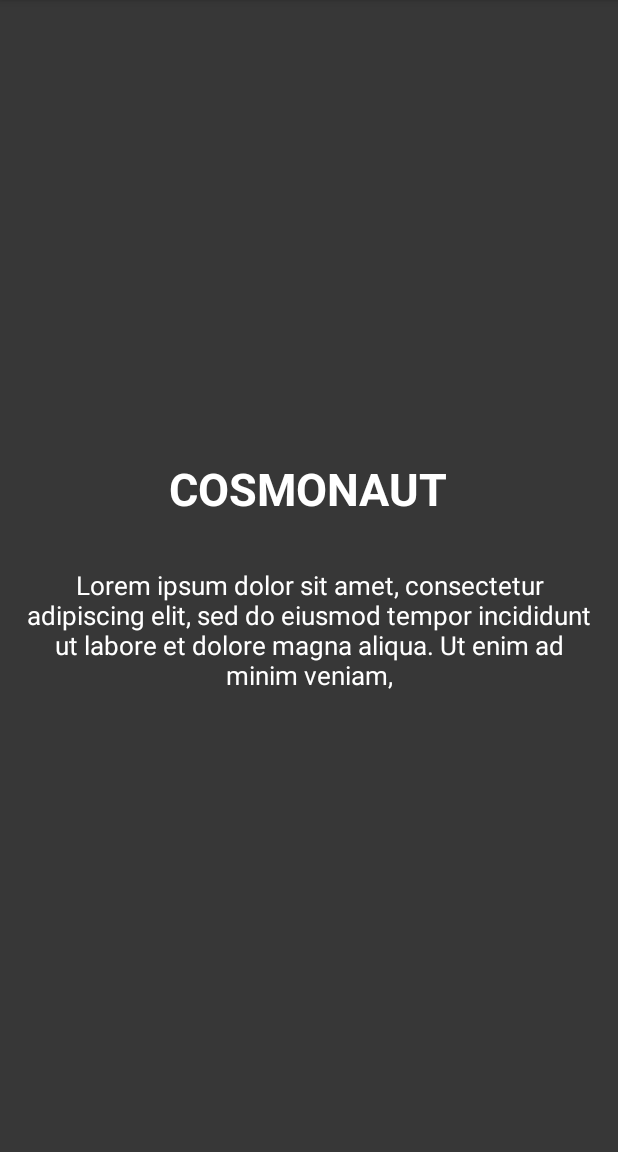
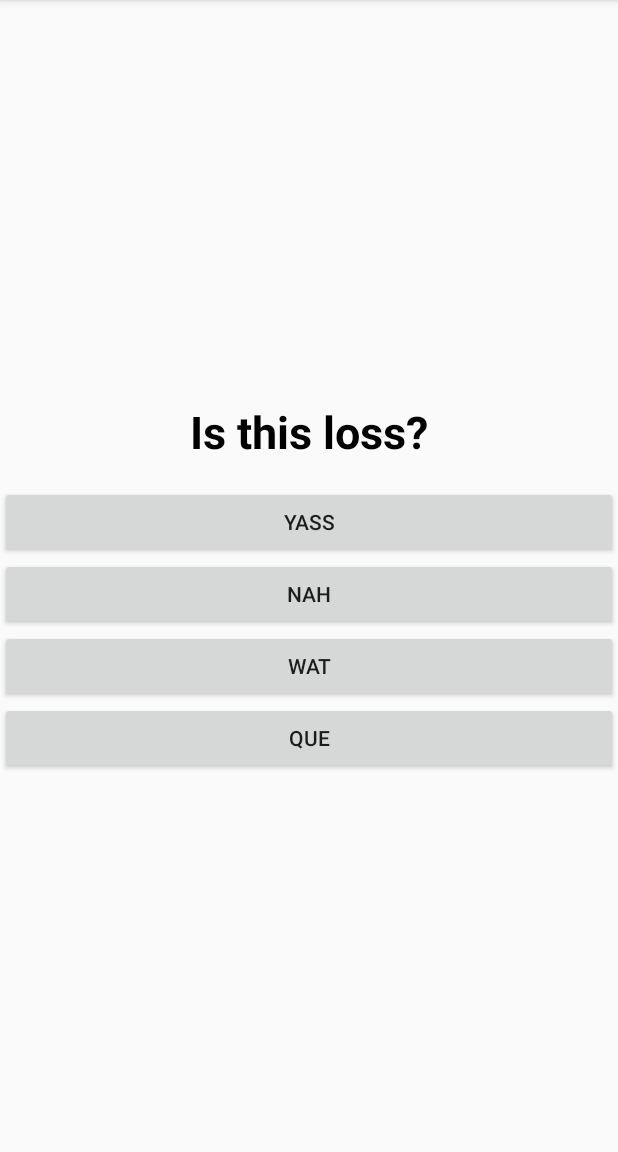
Before and after one commit to urbrob/hackathon2019, an Android app: the QuizActivity screen opened directly, with no data from a screen before it, on a phone screen of 412 x 824 dp, the part 84-1236 px from its top. Run offline under Robolectric (Android 15) with nearby library versions, the phone set to English and light mode, and no system bars.

Commit message:
modified slider

```diff
--- a/student-book/StudentBookAndroid/app/src/main/java/com/niewycompany/klejton/studentbook/Answer.java
+++ b/student-book/StudentBookAndroid/app/src/main/java/com/niewycompany/klejton/studentbook/Answer.java
@@ -2,7 +2,16 @@ package com.niewycompany.klejton.studentbook;
 
 public class Answer
 {
-    String Id;
+    String id;
+    String questionId;
     String answer;
     Boolean correct;
+
+    public Answer(String id, String questionId, String answer, Boolean correct)
+    {
+        this.id = id;
+        this.questionId = questionId;
+        this.answer = answer;
+        this.correct = correct;
+    }
 }
--- a/student-book/StudentBookAndroid/app/src/main/java/com/niewycompany/klejton/studentbook/Pager.java
+++ /dev/null
@@ -1,70 +0,0 @@
-package com.niewycompany.klejton.studentbook;
-
-import android.content.Context;
-import android.support.v4.view.PagerAdapter;
-import android.view.View;
-import android.view.ViewGroup;
-
-import java.util.List;
-
-class Pager extends PagerAdapter
-{
-    List<View> views;
-    Context context;
-
-    public Pager(List<View> views, Context context)
-    {
-        this.views = views;
-        this.context = context;
-    }
-
-    public View getView(int position)
-    {
-        return views.get(position);
-    }
-
-    @Override
-    public int getCount()
-    {
-        return views.size();
-    }
-
-    @Override
-    public boolean isViewFromObject(View view, Object object)
-    {
-        return view == object;
-    }
-
-    @Override
-    public void destroyItem(ViewGroup container, int position, Object object)
-    {
-        container.removeView(views.get(position));
-    }
-
-    @Override
-    public Object instantiateItem(ViewGroup container, int position)
-    {
-        View view = views.get(position);
-        container.addView(view);
-        return view;
-    }
-
-    @Override
-    public int getItemPosition(Object object)
-    {
-        for (int index = 0; index < getCount(); index++)
-        {
-            if ((View) object == views.get(index))
-            {
-                return index;
-            }
-        }
-        return POSITION_NONE;
-    }
-
-    @Override
-    public CharSequence getPageTitle(int position)
-    {
-        return "View " + (position + 1);
-    }
-}
--- a/student-book/StudentBookAndroid/app/src/main/java/com/niewycompany/klejton/studentbook/Question.java
+++ b/student-book/StudentBookAndroid/app/src/main/java/com/niewycompany/klejton/studentbook/Question.java
@@ -6,5 +6,12 @@ public class Question
 {
     String Id;
     String question;
-    List<Answer> answers;
+    Answer[] answers;
+
+    public Question(String id, String question, Answer[] answers)
+    {
+        Id = id;
+        this.question = question;
+        this.answers = answers;
+    }
 }
--- a/student-book/StudentBookAndroid/app/src/main/java/com/niewycompany/klejton/studentbook/SlideAdapter.java
+++ b/student-book/StudentBookAndroid/app/src/main/java/com/niewycompany/klejton/studentbook/SlideAdapter.java
@@ -6,36 +6,36 @@ import android.support.v4.view.PagerAdapter;
 import android.view.LayoutInflater;
 import android.view.View;
 import android.view.ViewGroup;
+import android.widget.Button;
 import android.widget.ImageView;
 import android.widget.LinearLayout;
 import android.widget.TextView;
+
+import java.util.HashMap;
+import java.util.List;
+import java.util.Map;
 
 public class SlideAdapter extends PagerAdapter {
     Context context;
     LayoutInflater inflater;
 
-    // list of titles
-    public String[] lst_title = {
-            "COSMONAUT",
-            "SATELITE",
-            "GALAXY",
-            "ROCKET"
-    }   ;
-    // list of descriptions
-    public String[] lst_description = {
-            "Lorem ipsum dolor sit amet, consectetur adipiscing elit, sed do eiusmod tempor incididunt ut labore et dolore magna aliqua. Ut enim ad minim veniam,",
-            "Lorem ipsum dolor sit amet, consectetur adipiscing elit, sed do eiusmod tempor incididunt ut labore et dolore magna aliqua. Ut enim ad minim veniam,",
-            "Lorem ipsum dolor sit amet, consectetur adipiscing elit, sed do eiusmod tempor incididunt ut labore et dolore magna aliqua. Ut enim ad minim veniam,",
-            "Lorem ipsum dolor sit amet, consectetur adipiscing elit, sed do eiusmod tempor incididunt ut labore et dolore magna aliqua. Ut enim ad minim veniam,"
+    Answer a1 = new Answer("1234", "42069","yass", true);
+    Answer a2 = new Answer("1235", "42069","nah", false);
+    Answer a3 = new Answer("1236", "42069","wat", false);
+    Answer a4 = new Answer("1237", "42069","que", false);
+    Answer[] answers1 = new Answer[]{a1,a2,a3,a4};
+
+    Answer a5 = new Answer("1238", "69420","yass", false);
+    Answer a6 = new Answer("1239", "69420","nah", true);
+    Answer a7 = new Answer("1240", "69420","wat", false);
+    Answer a8 = new Answer("1241", "69420","que", false);
+    Answer[] answers2 = new Answer[]{a5,a6,a7,a8};
+
+    // list of questions
+    public Question[] questionList = {
+            new Question("42069","Is this loss?", answers1),
+            new Question("69420", "Is this win?", answers2)
     };
-    // list of background colors
-    public int[]  lst_backgroundcolor = {
-            Color.rgb(55,55,55),
-            Color.rgb(239,85,85),
-            Color.rgb(110,49,89),
-            Color.rgb(1,188,212)
-    };
-
 
     public SlideAdapter(Context context) {
         this.context = context;
@@ -43,7 +43,7 @@ public class SlideAdapter extends PagerAdapter {
 
     @Override
     public int getCount() {
-        return lst_title.length;
+        return questionList.length;
     }
 
     @Override
@@ -56,11 +56,17 @@ public class SlideAdapter extends PagerAdapter {
         inflater = (LayoutInflater) context.getSystemService(context.LAYOUT_INFLATER_SERVICE);
         View view = inflater.inflate(R.layout.slide,container,false);
         LinearLayout layoutslide = (LinearLayout) view.findViewById(R.id.slidelinearlayout);
-        TextView txttitle= (TextView) view.findViewById(R.id.txttitle);
-        TextView description = (TextView) view.findViewById(R.id.txtdescription);
-        layoutslide.setBackgroundColor(lst_backgroundcolor[position]);
-        txttitle.setText(lst_title[position]);
-        description.setText(lst_description[position]);
+        TextView question= (TextView) view.findViewById(R.id.question);
+        Button answerA = (Button) view.findViewById(R.id.answerA);
+        Button answerB = (Button) view.findViewById(R.id.answerB);
+        Button answerC = (Button) view.findViewById(R.id.answerC);
+        Button answerD = (Button) view.findViewById(R.id.answerD);
+        question.setText(questionList[position].question);
+        answerA.setText(questionList[position].answers[0].answer);
+        answerB.setText(questionList[position].answers[1].answer);
+        answerC.setText(questionList[position].answers[2].answer);
+        answerD.setText(questionList[position].answers[3].answer);
+
         container.addView(view);
         return view;
     }
--- a/student-book/StudentBookAndroid/app/src/main/res/layout/slide.xml
+++ b/student-book/StudentBookAndroid/app/src/main/res/layout/slide.xml
@@ -8,24 +8,29 @@
 
     <TextView
             android:padding="16dp"
-            android:id="@+id/txttitle"
+            android:id="@+id/question"
             android:textStyle="bold"
             android:textSize="30sp"
-            android:text="Title Here"
-            android:textColor="#fff"
+            android:text="Question Here"
+            android:textColor="#000000"
             android:layout_width="wrap_content"
             android:layout_height="wrap_content" />
-    <TextView
-            android:padding="16dp"
-            android:id="@+id/txtdescription"
-            android:textAlignment="center"
-            android:textSize="17sp"
-            android:text="Description is Here"
-            android:textColor="#fff"
-            android:layout_width="wrap_content"
-            android:layout_height="wrap_content" />
-
-
+    <Button
+            android:text="Answer A"
+            android:layout_width="match_parent"
+            android:layout_height="wrap_content" android:id="@+id/answerA"/>
+    <Button
+            android:text="Answer B"
+            android:layout_width="match_parent"
+            android:layout_height="wrap_content" android:id="@+id/answerB"/>
+    <Button
+            android:text="Answer C"
+            android:layout_width="match_parent"
+            android:layout_height="wrap_content" android:id="@+id/answerC"/>
+    <Button
+            android:text="Answer D"
+            android:layout_width="match_parent"
+            android:layout_height="wrap_content" android:id="@+id/answerD"/>
 
 
 </LinearLayout>
```
